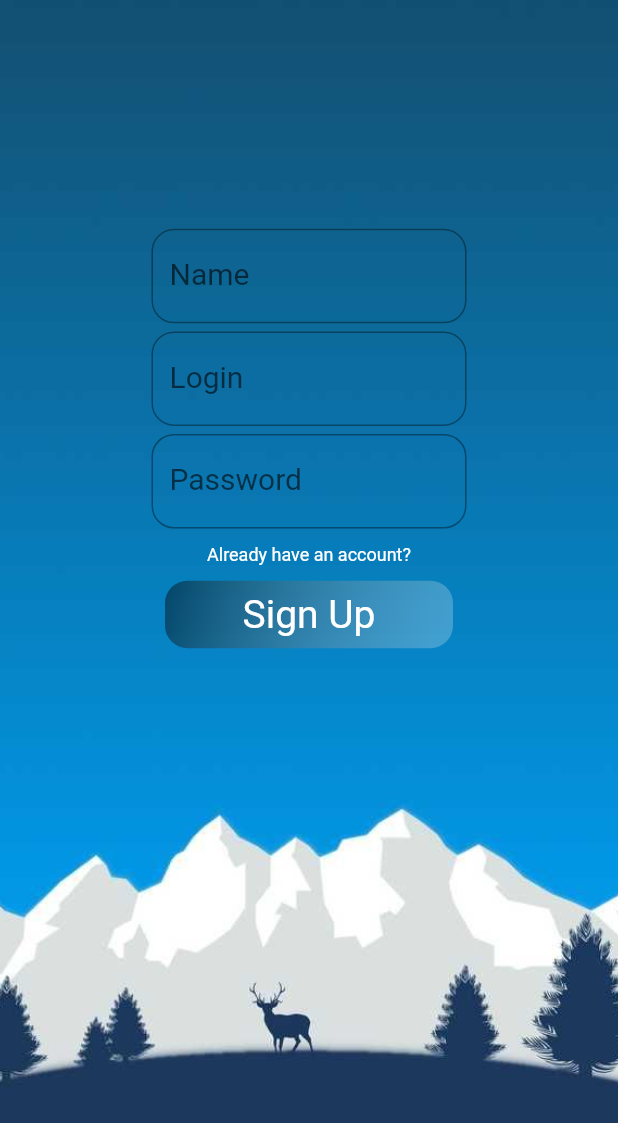
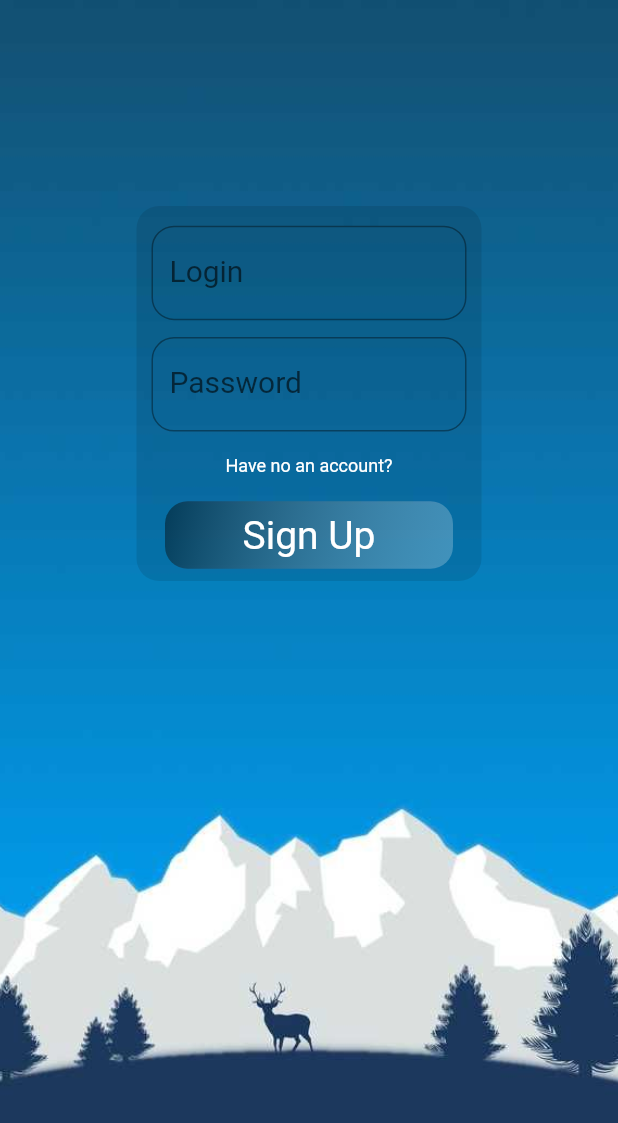
Before and after one commit to Secuko/IAmHuman, a Flutter app: the screen it shows after launch, on a phone screen of 412 x 824 dp. Shown: the top 1123 px of the screen. Run offline on Flutter 3.47's test engine with Material 2 defaults, Android fonts, the phone set to English and light mode, and no system bars; missing offline and left inert: dart:html; Roboto replaces fonts that are missing (Roboslab).

Commit message:
login screen without login/registration logic

```diff
--- a/i_am_human/lib/screens/home_screen.dart
+++ b/i_am_human/lib/screens/home_screen.dart
@@ -1,6 +1,7 @@
 import 'package:flutter/material.dart';
 import 'package:i_am_human/utils/utils.dart';
 import 'package:i_am_human/screens/registration_screen.dart';
+import 'package:i_am_human/screens/login_screen.dart';
 
 class Home extends StatefulWidget {
   const Home({Key? key}) : super(key: key);
@@ -45,7 +46,7 @@ class HomeState extends State<Home> {
               color: AppColors.blue,
               child: _getBackgroundImage(),
             ),
-            RegisterWindow(),
+            LoginWindow(),
           ],
         ),
       ),
--- a/i_am_human/lib/screens/login_screen.dart
+++ b/i_am_human/lib/screens/login_screen.dart
@@ -1,5 +1,6 @@
 import 'package:flutter/material.dart';
 import 'package:i_am_human/utils/utils.dart';
+import 'package:i_am_human/widgets/widgets.dart';
 
 class LoginWindow extends StatefulWidget {
   const LoginWindow({Key? key}) : super(key: key);
@@ -11,8 +12,38 @@ class LoginWindow extends StatefulWidget {
 }
 
 class LoginWindowState extends State<LoginWindow> {
+  Color getOpacity() {
+    int _hour = (DateTime.now()).hour;
+    if ((_hour >= 15) || (_hour < 3)) {
+      return Color.fromRGBO(255, 255, 255, 0.4);
+    } else
+      return Color.fromRGBO(0, 0, 0, 0.1);
+  }
+
   @override
   Widget build(BuildContext context) {
-    return Container();
+    return Container(
+      //margin: EdgeInsets.only(top: 160),
+      margin: EdgeInsets.only(top: ((MediaQuery.of(context).size.height) / 6)),
+      height: 250,
+      width: 230,
+      padding: EdgeInsets.symmetric(vertical: 5.0, horizontal: 10.0),
+      decoration: BoxDecoration(
+        borderRadius: BorderRadius.circular(15.0),
+        color: getOpacity(),
+      ),
+      //color: Colors.white,
+      alignment: FractionalOffset(0.5, 0.5),
+      child: Column(
+        mainAxisAlignment: MainAxisAlignment.spaceAround,
+        children: [
+          InputElem("Login"),
+          InputElem("Password"),
+          TextUnderInputField('Have no an account?'),
+          BottomButton('Sign Up'),
+        ],
+      ),
+    );
+    ;
   }
 }
--- a/i_am_human/lib/screens/registration_screen.dart
+++ b/i_am_human/lib/screens/registration_screen.dart
@@ -12,13 +12,12 @@ class RegisterWindow extends StatefulWidget {
 }
 
 class RegisterWindowState extends State<RegisterWindow> {
-  double getOpacity() {
+  Color getOpacity() {
     int _hour = (DateTime.now()).hour;
-    //int _hour = 2;
     if ((_hour >= 15) || (_hour < 3)) {
-      return 0.5;
+      return Color.fromRGBO(255, 255, 255, 0.4);
     } else
-      return 0.0;
+      return Color.fromRGBO(0, 0, 0, 0.1);
   }
 
   @override
@@ -28,10 +27,10 @@ class RegisterWindowState extends State<RegisterWindow> {
       margin: EdgeInsets.only(top: ((MediaQuery.of(context).size.height) / 6)),
       height: 305,
       width: 230,
-      padding: EdgeInsets.symmetric(vertical: 10.0, horizontal: 10.0),
+      padding: EdgeInsets.symmetric(vertical: 5.0, horizontal: 10.0),
       decoration: BoxDecoration(
         borderRadius: BorderRadius.circular(15.0),
-        color: Color.fromRGBO(255, 255, 255, getOpacity()),
+        color: getOpacity(),
       ),
       //color: Colors.white,
       alignment: FractionalOffset(0.5, 0.5),
```
